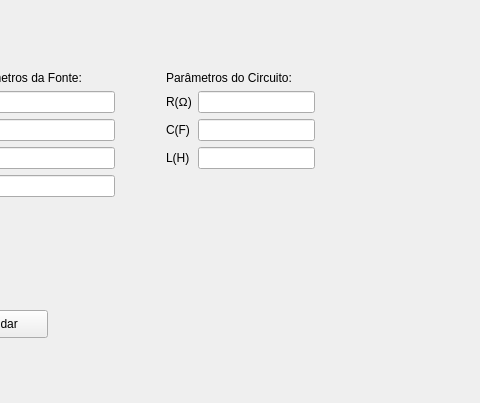
This is RLC_Serie/mainwindow.ui in ProgramacaoEE2018/Shilton_circuito_RLC as Qt 5 draws it before an edit; both pictures show x 105 to 585 and y 177 to 580 of the 1197 by 580 pixel window. The edited form follows.
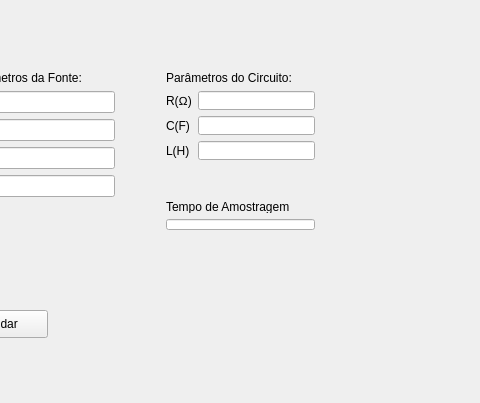
This is the edited form. Icons and pictures are not drawn. Custom widgets are drawn as their Qt base class.

Diff of the .ui file:
```diff
--- a/RLC_Serie/mainwindow.ui
+++ b/RLC_Serie/mainwindow.ui
@@ -167,7 +167,7 @@
       <x>260</x>
       <y>220</y>
       <width>171</width>
-      <height>231</height>
+      <height>111</height>
      </rect>
     </property>
     <layout class="QFormLayout" name="formLayout_2">
@@ -206,7 +206,29 @@
       </widget>
      </item>
      <item row="3" column="1">
-      <widget class="QLineEdit" name="lineC_2"/>
+      <widget class="QLineEdit" name="lineL"/>
+     </item>
+    </layout>
+   </widget>
+   <widget class="QWidget" name="verticalLayoutWidget_2">
+    <property name="geometry">
+     <rect>
+      <x>260</x>
+      <y>350</y>
+      <width>171</width>
+      <height>51</height>
+     </rect>
+    </property>
+    <layout class="QVBoxLayout" name="verticalLayout_2">
+     <item>
+      <widget class="QLabel" name="label_12">
+       <property name="text">
+        <string>Tempo de Amostragem</string>
+       </property>
+      </widget>
+     </item>
+     <item>
+      <widget class="QLineEdit" name="lineTempo"/>
      </item>
     </layout>
    </widget>
```
Left out of the diff: 19 changed lines with no effect on the pictures.
